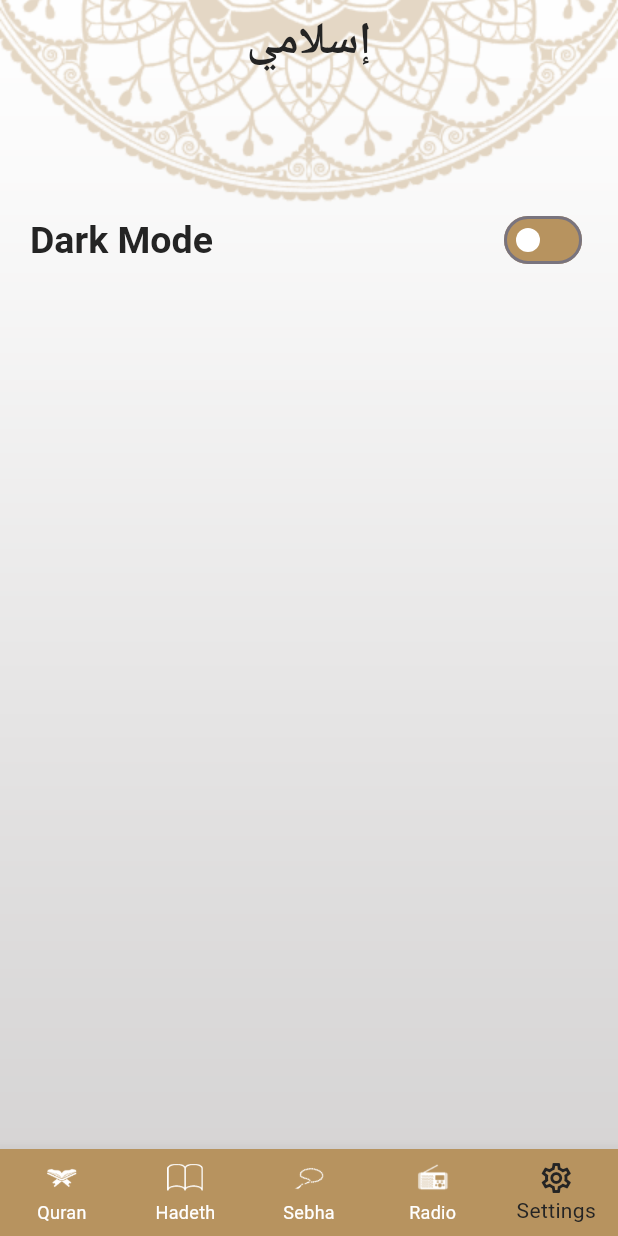
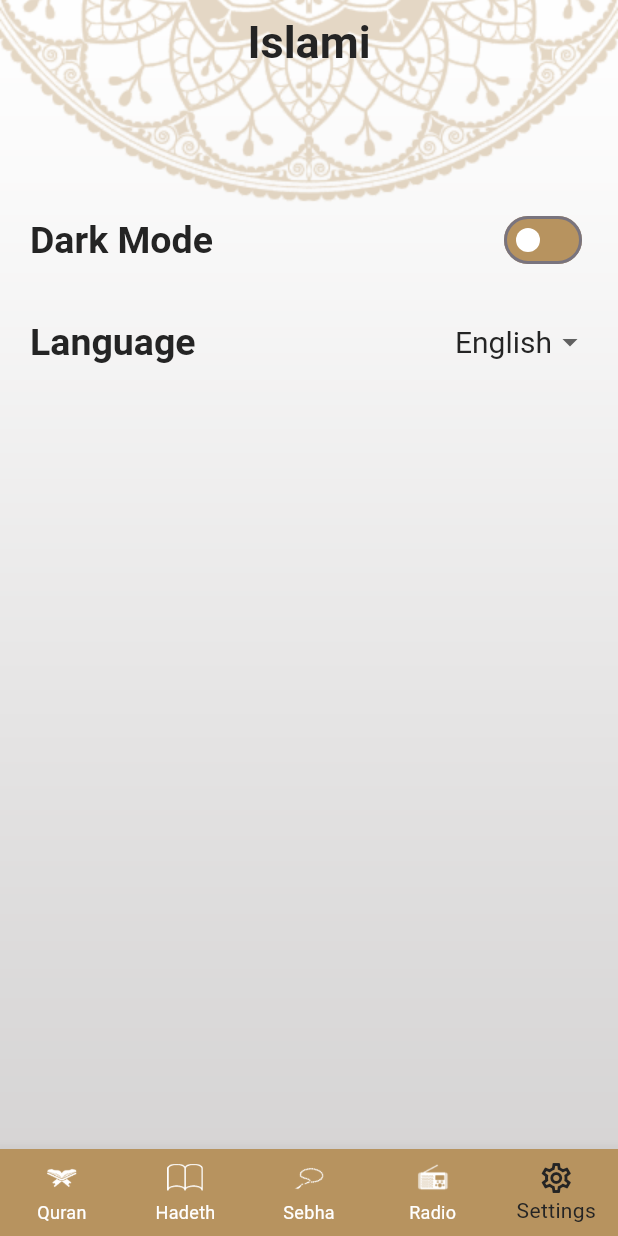
Before and after one commit to mahmoud-gabr/Islamic_App, a Flutter app: the screen it shows after launch, item 5 of the bottom bar chosen, on a phone screen of 412 x 824 dp. Run offline on Flutter 3.47's test engine with Material 3 defaults, Android fonts, the phone set to English and light mode, and no system bars; generated files the repository leaves out were written again.

Commit message:
implement app localization

```diff
--- /dev/null
+++ b/l10n.yaml
@@ -0,0 +1,3 @@
+arb-dir: lib/l10n
+template-arb-file: app_en.arb
+output-localization-file: app_localizations.dart
--- a/lib/home_screen.dart
+++ b/lib/home_screen.dart
@@ -6,7 +6,7 @@
 import 'package:islami_app/tabs/settings/settings_provider.dart';
 import 'package:islami_app/tabs/settings/settings_tab.dart';
 import 'package:provider/provider.dart';
-
+import 'package:flutter_gen/gen_l10n/app_localizations.dart';
 class HomeScreen extends StatefulWidget {
   static const routeName = '/';
   const HomeScreen({super.key});
@@ -38,7 +38,7 @@
         ),
         child: Scaffold(
           appBar: AppBar(
-            title: const Text('إسلامي'),
+            title:  Text(AppLocalizations.of(context)!.islami),
           ),
           body: tabs[currentIndex],
           bottomNavigationBar: BottomNavigationBar(
@@ -47,34 +47,34 @@
               currentIndex = index;
               setState(() {});
             },
-            items: const [
+            items:  [
               BottomNavigationBarItem(
-                icon: ImageIcon(
+                icon: const ImageIcon(
                   AssetImage('assets/images/icon_quran.png'),
                 ),
-                label: 'Quran',
+                label: AppLocalizations.of(context)!.quran,
               ),
               BottomNavigationBarItem(
-                icon: ImageIcon(
+                icon: const ImageIcon(
                   AssetImage('assets/images/icon_hadeth.png'),
                 ),
-                label: 'Hadeth',
+                label:  AppLocalizations.of(context)!.hadeth,
               ),
               BottomNavigationBarItem(
-                icon: ImageIcon(
+                icon: const ImageIcon(
                   AssetImage('assets/images/icon_sebha.png'),
                 ),
-                label: 'Sebha',
+                label:  AppLocalizations.of(context)!.sebha,
               ),
               BottomNavigationBarItem(
-                icon: ImageIcon(
+                icon: const ImageIcon(
                   AssetImage('assets/images/icon_radio.png'),
                 ),
-                label: 'Radio',
+                label:  AppLocalizations.of(context)!.radio,
               ),
               BottomNavigationBarItem(
-                icon: Icon(Icons.settings_outlined),
-                label: 'Settings',
+                icon: const Icon(Icons.settings_outlined),
+                label:  AppLocalizations.of(context)!.settings,
               ),
             ],
           ),
--- a/lib/main.dart
+++ b/lib/main.dart
@@ -5,6 +5,7 @@
 import 'package:islami_app/tabs/quran/sura_details_screen.dart';
 import 'package:islami_app/tabs/settings/settings_provider.dart';
 import 'package:provider/provider.dart';
+import 'package:flutter_gen/gen_l10n/app_localizations.dart';
 
 void main() {
   runApp(ChangeNotifierProvider(
@@ -18,6 +19,7 @@
   @override
   Widget build(BuildContext context) {
     SettingsProvider settingsProvider = Provider.of<SettingsProvider>(context);
+
     return MaterialApp(
       routes: {
         HomeScreen.routeName: (_) => const HomeScreen(),
@@ -27,6 +29,9 @@
       theme: AppTheme.lightTheme,
       darkTheme: AppTheme.darkTheme,
       themeMode: settingsProvider.themeMode,
+      localizationsDelegates: AppLocalizations.localizationsDelegates,
+      supportedLocales: AppLocalizations.supportedLocales,
+      locale: Locale(settingsProvider.languge),
     );
   }
 }
--- a/lib/tabs/radio/radio_tab.dart
+++ b/lib/tabs/radio/radio_tab.dart
@@ -2,6 +2,7 @@
 import 'package:islami_app/app_theme.dart';
 import 'package:islami_app/tabs/settings/settings_provider.dart';
 import 'package:provider/provider.dart';
+import 'package:flutter_gen/gen_l10n/app_localizations.dart';
 
 class RadioTab extends StatelessWidget {
   const RadioTab({super.key});
@@ -16,7 +17,7 @@
           height: 57,
         ),
         Text(
-          'إذاعة القرأن الكريم',
+          AppLocalizations.of(context)!.radioSration,
           style: Theme.of(context).textTheme.headlineSmall!.copyWith(
                 color: Provider.of<SettingsProvider>(context).isDark
                     ? AppTheme.white
--- a/lib/tabs/sebha/sebha_tab.dart
+++ b/lib/tabs/sebha/sebha_tab.dart
@@ -2,6 +2,7 @@
 import 'package:islami_app/app_theme.dart';
 import 'package:islami_app/tabs/settings/settings_provider.dart';
 import 'package:provider/provider.dart';
+import 'package:flutter_gen/gen_l10n/app_localizations.dart';
 
 class SebhaTab extends StatefulWidget {
   const SebhaTab({super.key});
@@ -40,7 +41,7 @@
             height: 40,
           ),
           Text(
-            'عدد التسبيحات',
+            AppLocalizations.of(context)!.tasbehatCounter,
             style: Theme.of(context).textTheme.headlineSmall!.copyWith(
                   fontWeight: FontWeight.w600,
                 ),
--- a/lib/tabs/settings/settings_provider.dart
+++ b/lib/tabs/settings/settings_provider.dart
@@ -2,6 +2,7 @@
 
 class SettingsProvider with ChangeNotifier {
   ThemeMode themeMode = ThemeMode.light;
+  String languge = 'en';
   bool get isDark => themeMode == ThemeMode.dark;
   String get backgroundImagePath =>
       isDark ? 'assets/images/dark_bg.png' : 'assets/images/bg.png';
@@ -19,4 +20,9 @@
     themeMode = selectedTheme;
     notifyListeners();
   }
+
+  void changLanguge(String selectedLanguage) {
+    languge = selectedLanguage;
+    notifyListeners();
+  }
 }
--- a/lib/tabs/settings/settings_tab.dart
+++ b/lib/tabs/settings/settings_tab.dart
@@ -2,6 +2,7 @@
 import 'package:islami_app/app_theme.dart';
 import 'package:islami_app/tabs/settings/settings_provider.dart';
 import 'package:provider/provider.dart';
+import 'package:flutter_gen/gen_l10n/app_localizations.dart';
 
 class SettingsTab extends StatelessWidget {
   const SettingsTab({super.key});
@@ -17,7 +18,7 @@
             mainAxisAlignment: MainAxisAlignment.spaceBetween,
             children: [
               Text(
-                'Dark Mode',
+                AppLocalizations.of(context)!.darkMode,
                 style: Theme.of(context).textTheme.headlineSmall!.copyWith(
                       fontWeight: FontWeight.bold,
                     ),
@@ -33,6 +34,47 @@
                 thumbColor: const MaterialStatePropertyAll(AppTheme.white),
               )
             ],
+          ),
+          const SizedBox(
+            height: 20,
+          ),
+          Row(
+            mainAxisAlignment: MainAxisAlignment.spaceBetween,
+            children: [
+              Text(
+                AppLocalizations.of(context)!.language,
+                style: Theme.of(context).textTheme.headlineSmall!.copyWith(
+                      fontWeight: FontWeight.bold,
+                    ),
+              ),
+              DropdownButtonHideUnderline(
+                child: DropdownButton<String>(
+                  value: settingsProvider.languge,
+                  items: [
+                    DropdownMenuItem(
+                      value: 'en',
+                      child: Text(
+                        'English',
+                        style: Theme.of(context).textTheme.titleLarge,
+                      ),
+                    ),
+                    DropdownMenuItem(
+                      value: 'ar',
+                      child: Text(
+                        'العربية',
+                        style:
+                            Theme.of(context).textTheme.titleLarge!.copyWith(),
+                      ),
+                    ),
+                  ],
+                  onChanged: (selectedLanguage) {
+                    if (selectedLanguage == null) return;
+                    settingsProvider.changLanguge(selectedLanguage);
+                  },
+                  borderRadius: BorderRadius.circular(8),
+                ),
+              )
+            ],
           )
         ],
       ),
--- a/pubspec.yaml
+++ b/pubspec.yaml
@@ -48,6 +48,9 @@
   # rules and activating additional ones.
   flutter_lints: ^2.0.0
   flutter_native_splash: ^2.3.7
+  flutter_localizations:
+    sdk: flutter
+  intl: ^0.18.0
 
 
 # For information on the generic Dart part of this file, see the
@@ -60,6 +63,8 @@
   # included with your application, so that you can use the icons in
   # the material Icons class.
   uses-material-design: true
+  generate: true
+
 
   # To add assets to your application, add an assets section, like this:
   assets:
```
Also changed, not shown: lib/l10n/app_ar.arb (added, +12 -0 lines), lib/l10n/app_en.arb (added, +12 -0 lines), pubspec.lock.
